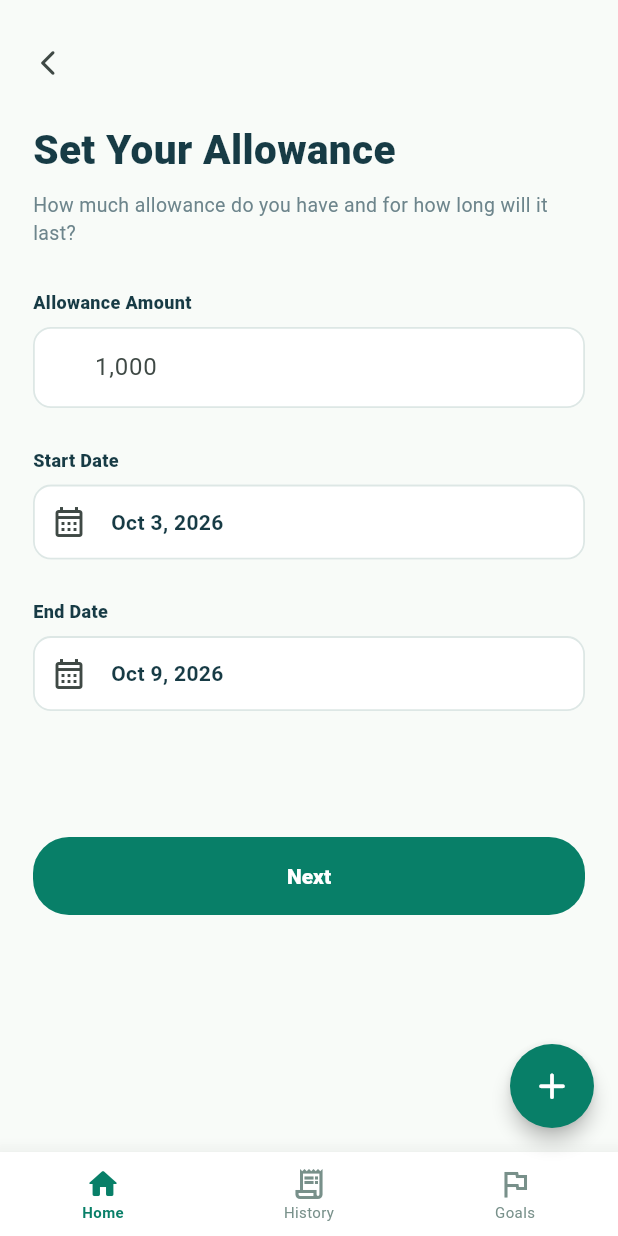
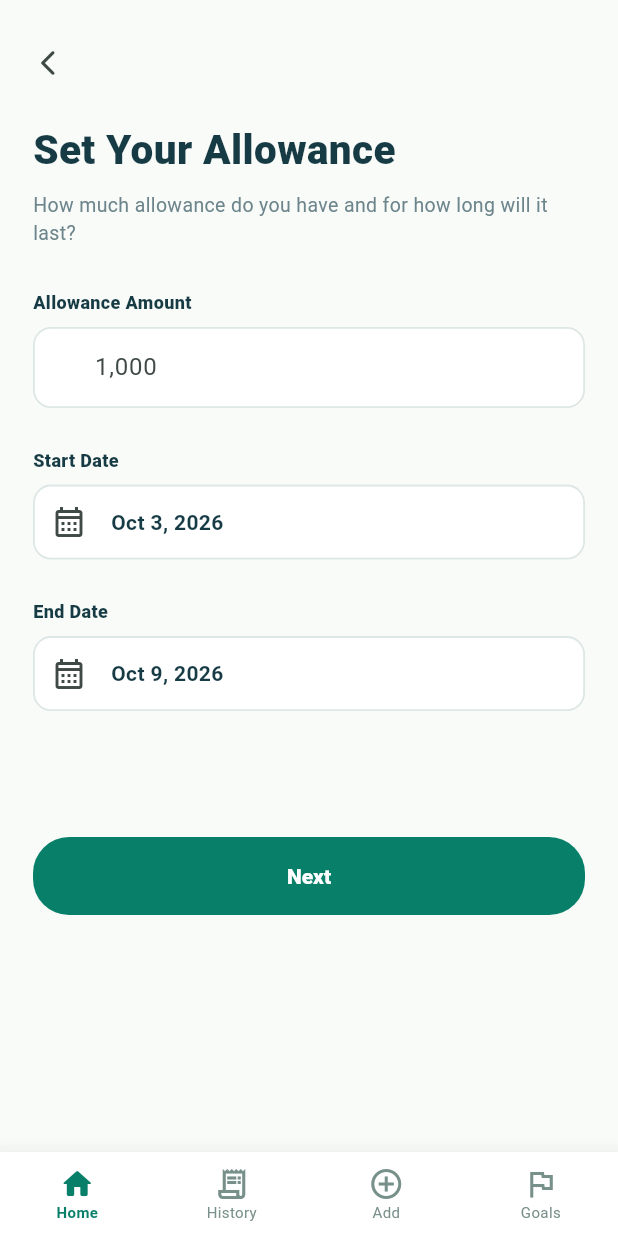
Before and after one commit to Kmalcampo/Wallet_watch, a Flutter app: the screen it shows once a user with an empty profile is signed in, on a phone screen of 412 x 824 dp. Run offline on Flutter 3.47's test engine with Material 3 defaults, Android fonts, the light colour scheme and no system bars; our stand-ins replace fl_chart, supabase_flutter; accounts and stored records are empty; Roboto replaces fonts that are missing (Arial).

Commit message:
Initial commit

```diff
--- a/lib/screens/root_screen.dart
+++ b/lib/screens/root_screen.dart
@@ -1,6 +1,5 @@
 import 'package:flutter/material.dart';
 
-import '../theme/app_theme.dart';
 import 'add_expense_screen.dart';
 import 'history_screen.dart';
 import 'home_screen.dart';
@@ -16,18 +15,17 @@ class RootScreen extends StatefulWidget {
 class _RootScreenState extends State<RootScreen> {
   int _currentIndex = 0;
 
-  final List<Widget> _screens = [
-    HomeScreen(),
-    HistoryScreen(),
-    SavingsScreen(),
+  // "Add" is its own tab now rather than a floating button on top of
+  // Home/History — the dashboard stays purely for viewing, and this
+  // is the only place expenses get logged.
+  late final List<Widget> _screens = [
+    const HomeScreen(),
+    const HistoryScreen(),
+    AddExpenseScreen(
+      onSaved: () => setState(() => _currentIndex = 0),
+    ),
+    const SavingsScreen(),
   ];
-
-  void _openAddExpense() {
-    Navigator.push(
-      context,
-      MaterialPageRoute(builder: (_) => const AddExpenseScreen()),
-    );
-  }
 
   @override
   Widget build(BuildContext context) {
@@ -36,17 +34,6 @@ class _RootScreenState extends State<RootScreen> {
         index: _currentIndex,
         children: _screens,
       ),
-      floatingActionButton: _currentIndex == 0 || _currentIndex == 1
-          ? FloatingActionButton(
-              onPressed: _openAddExpense,
-              backgroundColor: AppTheme.primary,
-              foregroundColor: Colors.white,
-              elevation: 5,
-              shape: const CircleBorder(),
-              child: const Icon(Icons.add_rounded, size: 29),
-            )
-          : null,
-      floatingActionButtonLocation: FloatingActionButtonLocation.endFloat,
       bottomNavigationBar: BottomNavigationBar(
         currentIndex: _currentIndex,
         onTap: (index) {
@@ -55,7 +42,7 @@ class _RootScreenState extends State<RootScreen> {
           });
         },
         backgroundColor: Colors.white,
-        selectedItemColor: AppTheme.primary,
+        selectedItemColor: const Color(0xFF087F68),
         unselectedItemColor: const Color(0xFF78908A),
         type: BottomNavigationBarType.fixed,
         elevation: 12,
@@ -73,6 +60,11 @@ class _RootScreenState extends State<RootScreen> {
             label: 'History',
           ),
           BottomNavigationBarItem(
+            icon: Icon(Icons.add_circle_outline),
+            activeIcon: Icon(Icons.add_circle),
+            label: 'Add',
+          ),
+          BottomNavigationBarItem(
             icon: Icon(Icons.flag_outlined),
             activeIcon: Icon(Icons.flag_rounded),
             label: 'Goals',
```
Also changed, not shown: lib/screens/add_expense_screen.dart (+30 -3 lines), lib/screens/history_screen.dart (+145 -36 lines), lib/screens/home_screen.dart (+2 -10 lines).
